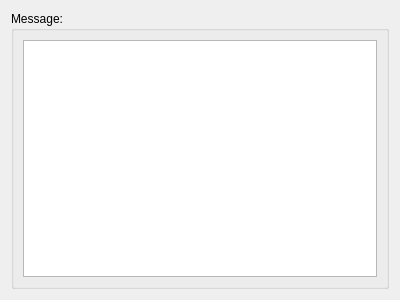
Qt form qtui/view_chanmsg_dialog.ui (metamarcdw/metamarket) before a commit.
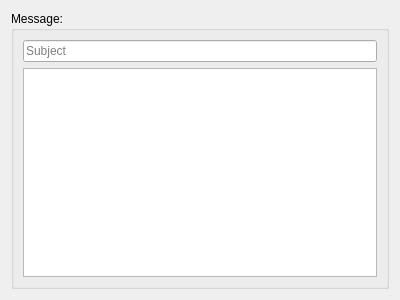
The same form after that commit.

Commit message: Add Subject line to ViewChanmsgDlg

The edit to the form file:
```diff
--- a/qtui/view_chanmsg_dialog.ui
+++ b/qtui/view_chanmsg_dialog.ui
@@ -22,7 +22,7 @@
         <string>Message:</string>
        </property>
        <layout class="QGridLayout" name="gridLayout_2">
-        <item row="0" column="0">
+        <item row="1" column="0">
          <widget class="QPlainTextEdit" name="plainTextEdit">
           <property name="lineWrapMode">
            <enum>QPlainTextEdit::WidgetWidth</enum>
@@ -32,6 +32,16 @@
           </property>
          </widget>
         </item>
+        <item row="0" column="0">
+         <widget class="QLineEdit" name="subjectLineEdit">
+          <property name="readOnly">
+           <bool>true</bool>
+          </property>
+          <property name="placeholderText">
+           <string>Subject</string>
+          </property>
+         </widget>
+        </item>
        </layout>
       </widget>
      </item>
```
The commit also changes 5 other files.
